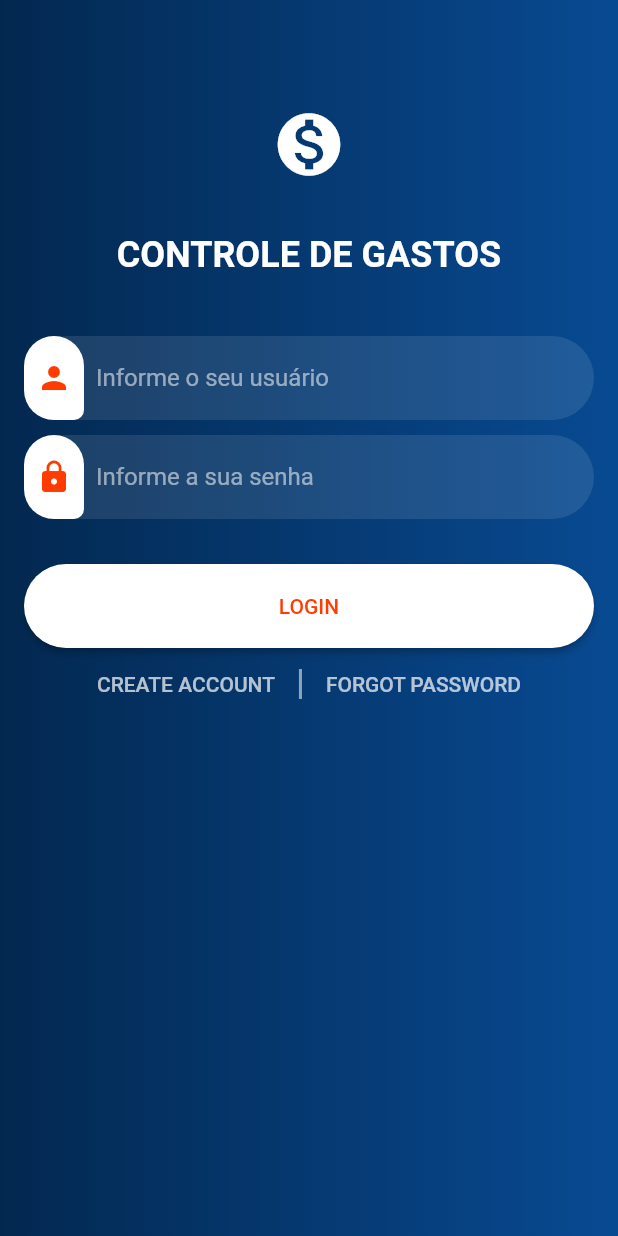
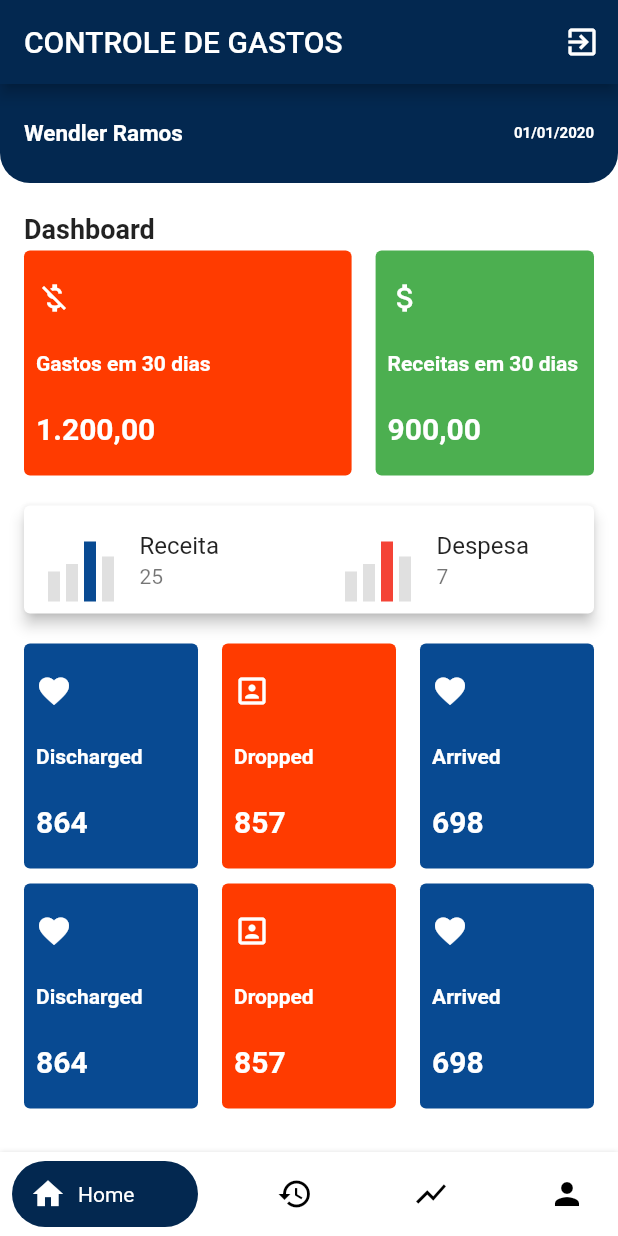
Before and after one commit to wendlerRamos/controlegastos-app, a Flutter app: the screen it shows after launch, after a tap on "LOGIN", on a phone screen of 412 x 824 dp. Run offline on Flutter 3.47's test engine with Material 2 defaults, Android fonts, the phone set to English and light mode, and no system bars.

Commit message:
Config login screen layout and bottom navigation

```diff
--- /dev/null
+++ b/lib/bottom.dart
@@ -0,0 +1,241 @@
+import 'package:controlegastos/screens/auth/login.dart';
+import 'package:controlegastos/screens/dash.dart';
+import 'package:flutter/material.dart';
+import 'dart:async';
+
+class FancyBottomBarPage extends StatefulWidget {
+  @override
+  _FancyBottomBarPageState createState() => _FancyBottomBarPageState();
+}
+
+class _FancyBottomBarPageState extends State<FancyBottomBarPage> {
+  @override
+  void dispose() {
+    indexcontroller.close();
+    super.dispose();
+  }
+
+  final Color _colorBlue = Color.fromARGB(255, 3, 40, 80);
+  final Color _colorLightBlue = Color.fromARGB(255, 8, 74, 146);
+  final Color _colorWhite = Colors.white;
+  final Color _colorOrange = Color.fromARGB(255, 255, 59, 0);
+  final GlobalKey<ScaffoldState> scaffoldKey = GlobalKey<ScaffoldState>();
+
+  PageController pageController = PageController(initialPage: 0);
+  StreamController<int> indexcontroller = StreamController<int>.broadcast();
+  int index = 0;
+  @override
+  Widget build(BuildContext context) {
+    return Scaffold(
+      key: scaffoldKey,
+      appBar: AppBar(
+        title: Text('CONTROLE DE GASTOS'),
+        backgroundColor: _colorBlue,
+        actions: <Widget>[
+          IconButton(
+            icon: const Icon(Icons.exit_to_app),
+            tooltip: 'Sair',
+            onPressed: () {
+              Navigator.of(context).pushReplacement(MaterialPageRoute(
+                  builder: (context) => LoginScreen()));
+            },
+          ),
+        ],
+      ),
+      body: PageView(
+        physics: NeverScrollableScrollPhysics(),
+        onPageChanged: (index) {
+          indexcontroller.add(index);
+        },
+        controller: pageController,
+        children: <Widget>[
+          Center(
+            child: MainDashboard(),
+          ),
+          Center(
+            child: Text('user'),
+          ),
+          Center(
+            child: Text('Security'),
+          ),
+          Center(
+            child: Text('User Info'),
+          ),
+        ],
+      ),
+      bottomNavigationBar: StreamBuilder<Object>(
+          initialData: 0,
+          stream: indexcontroller.stream,
+          builder: (context, snapshot) {
+            int cIndex = snapshot.data;
+            return FancyBottomNavigation(
+              currentIndex: cIndex,
+              items: <FancyBottomNavigationItem>[
+                FancyBottomNavigationItem(
+                    icon: Icon(Icons.home), title: Text('Home')),
+                FancyBottomNavigationItem(
+                    icon: Icon(Icons.history), title: Text('Histórico')),
+                FancyBottomNavigationItem(
+                    icon: Icon(Icons.show_chart), title: Text('Invest.')),
+                FancyBottomNavigationItem(
+                    icon: Icon(Icons.person), title: Text('Usuário')),
+              ],
+              onItemSelected: (int value) {
+                indexcontroller.add(value);
+                pageController.jumpToPage(value);
+              },
+              activeColor: _colorBlue,
+            );
+          }),
+    );
+  }
+}
+
+class FancyBottomNavigation extends StatefulWidget {
+  final int currentIndex;
+  final double iconSize;
+  final Color activeColor;
+  final Color inactiveColor;
+  final Color backgroundColor;
+  final List<FancyBottomNavigationItem> items;
+  final ValueChanged<int> onItemSelected;
+
+  FancyBottomNavigation(
+      {Key key,
+      this.currentIndex = 0,
+      this.iconSize = 24,
+      this.activeColor,
+      this.inactiveColor,
+      this.backgroundColor,
+      @required this.items,
+      @required this.onItemSelected}) {
+    assert(items != null);
+    assert(onItemSelected != null);
+  }
+
+  @override
+  _FancyBottomNavigationState createState() {
+    return _FancyBottomNavigationState(
+        items: items,
+        backgroundColor: backgroundColor,
+        currentIndex: currentIndex,
+        iconSize: iconSize,
+        activeColor: activeColor,
+        inactiveColor: inactiveColor,
+        onItemSelected: onItemSelected);
+  }
+}
+
+class _FancyBottomNavigationState extends State<FancyBottomNavigation> {
+  final int currentIndex;
+  final double iconSize;
+  Color activeColor;
+  Color inactiveColor;
+  Color backgroundColor;
+  List<FancyBottomNavigationItem> items;
+  int _selectedIndex;
+  ValueChanged<int> onItemSelected;
+
+  _FancyBottomNavigationState(
+      {@required this.items,
+      this.currentIndex,
+      this.activeColor,
+      this.inactiveColor = Colors.black,
+      this.backgroundColor,
+      this.iconSize,
+      @required this.onItemSelected}) {
+    _selectedIndex = currentIndex;
+  }
+
+  Widget _buildItem(FancyBottomNavigationItem item, bool isSelected) {
+    return AnimatedContainer(
+      width: isSelected ? 124 : 50,
+      height: double.maxFinite,
+      duration: Duration(milliseconds: 250),
+      padding: EdgeInsets.fromLTRB(12, 8, 12, 8),
+      decoration: !isSelected
+          ? null
+          : BoxDecoration(
+              color: activeColor,
+              borderRadius: BorderRadius.all(Radius.circular(50)),
+            ),
+      child: ListView(
+        shrinkWrap: true,
+        padding: EdgeInsets.all(0),
+        physics: NeverScrollableScrollPhysics(),
+        scrollDirection: Axis.horizontal,
+        children: <Widget>[
+          Row(
+            mainAxisAlignment: MainAxisAlignment.start,
+            crossAxisAlignment: CrossAxisAlignment.center,
+            children: <Widget>[
+              Padding(
+                padding: const EdgeInsets.only(right: 8),
+                child: IconTheme(
+                  data: IconThemeData(
+                      size: iconSize,
+                      color: isSelected ? backgroundColor : inactiveColor),
+                  child: item.icon,
+                ),
+              ),
+              isSelected
+                  ? DefaultTextStyle.merge(
+                      style: TextStyle(color: backgroundColor),
+                      child: item.title,
+                    )
+                  : SizedBox.shrink()
+            ],
+          )
+        ],
+      ),
+    );
+  }
+
+  @override
+  Widget build(BuildContext context) {
+    activeColor =
+        (activeColor == null) ? Theme.of(context).accentColor : activeColor;
+
+    backgroundColor = (backgroundColor == null)
+        ? Theme.of(context).bottomAppBarColor
+        : backgroundColor;
+
+    return Container(
+      width: MediaQuery.of(context).size.width,
+      height: 56,
+      padding: EdgeInsets.only(left: 8, right: 8, top: 6, bottom: 6),
+      decoration: BoxDecoration(
+          color: backgroundColor,
+          boxShadow: [BoxShadow(color: Colors.black12, blurRadius: 2)]),
+      child: Row(
+        mainAxisAlignment: MainAxisAlignment.spaceBetween,
+        children: items.map((item) {
+          var index = items.indexOf(item);
+          return GestureDetector(
+            onTap: () {
+              onItemSelected(index);
+
+              setState(() {
+                _selectedIndex = index;
+              });
+            },
+            child: _buildItem(item, _selectedIndex == index),
+          );
+        }).toList(),
+      ),
+    );
+  }
+}
+
+class FancyBottomNavigationItem {
+  final Icon icon;
+  final Text title;
+
+  FancyBottomNavigationItem({
+    @required this.icon,
+    @required this.title,
+  }) {
+    assert(icon != null);
+    assert(title != null);
+  }
+}
--- a/lib/main.dart
+++ b/lib/main.dart
@@ -1,6 +1,6 @@
 import 'package:controlegastos/screens/auth/login.dart';
 import 'package:flutter/material.dart';
-import 'package:scoped_model/scoped_model.dart';
+//import 'package:scoped_model/scoped_model.dart';
 
 void main() => runApp(MyApp());
 
--- a/lib/screens/auth/login.dart
+++ b/lib/screens/auth/login.dart
@@ -1,18 +1,27 @@
 import 'package:flutter/material.dart';
 
-class LoginScreen extends StatelessWidget {
+import '../../bottom.dart';
 
-  Color _color_blue = Color.fromARGB(255, 3, 40, 80);
-  Color _color_light_blue = Color.fromARGB(255, 8, 74, 146);
-  Color _color_white = Colors.white;
-  Color _color_orange = Color.fromARGB(255, 255, 59, 0);
+class LoginScreen extends StatefulWidget {
+  @override
+  _LoginScreenState createState() => _LoginScreenState();
+}
+
+class _LoginScreenState extends State<LoginScreen> {
+  Color _colorBlue = Color.fromARGB(255, 3, 40, 80);
+
+  Color _colorLightBlue = Color.fromARGB(255, 8, 74, 146);
+
+  Color _colorWhite = Colors.white;
+
+  Color _colorOrange = Color.fromARGB(255, 255, 59, 0);
 
   @override
   Widget build(BuildContext context) {
     return Scaffold(
       body: Container(
         decoration: BoxDecoration(
-            gradient: LinearGradient(colors: [_color_blue, _color_light_blue])),
+            gradient: LinearGradient(colors: [_colorBlue, _colorLightBlue])),
         child: ListView(
           padding: EdgeInsets.all(16.0),
           scrollDirection: Axis.vertical,
@@ -23,7 +32,7 @@ class LoginScreen extends StatelessWidget {
                 child: Icon(
                   Icons.monetization_on,
                   size: 50,
-                  color: _color_white,
+                  color: _colorWhite,
                 )),
             Text(
               "Controle de Gastos".toUpperCase(),
@@ -35,15 +44,14 @@ class LoginScreen extends StatelessWidget {
             ),
             SizedBox(height: 40.0),
             TextField(
-              style: TextStyle(color: _color_white),
-
+              style: TextStyle(color: _colorWhite),
               decoration: InputDecoration(
                 contentPadding: const EdgeInsets.all(16.0),
                 prefixIcon: Container(
                     padding: const EdgeInsets.only(top: 16.0, bottom: 16.0),
                     margin: const EdgeInsets.only(right: 8.0),
                     decoration: BoxDecoration(
-                        color: _color_white,
+                        color: _colorWhite,
                         borderRadius: BorderRadius.only(
                             topLeft: Radius.circular(30.0),
                             bottomLeft: Radius.circular(30.0),
@@ -51,7 +59,7 @@ class LoginScreen extends StatelessWidget {
                             bottomRight: Radius.circular(10.0))),
                     child: Icon(
                       Icons.person,
-                      color: _color_orange,
+                      color: _colorOrange,
                     )),
                 hintText: "Informe o seu usuário",
                 hintStyle: TextStyle(color: Colors.white54),
@@ -64,10 +72,8 @@ class LoginScreen extends StatelessWidget {
             ),
             SizedBox(height: 10.0),
             TextField(
-              style: TextStyle(color: _color_white),
-
+              style: TextStyle(color: _colorWhite),
               decoration: InputDecoration(
-
                 contentPadding: const EdgeInsets.all(16.0),
                 prefixIcon: Container(
                     padding: const EdgeInsets.only(top: 16.0, bottom: 16.0),
@@ -81,7 +87,7 @@ class LoginScreen extends StatelessWidget {
                             bottomRight: Radius.circular(10.0))),
                     child: Icon(
                       Icons.lock,
-                      color: _color_orange,
+                      color: _colorOrange,
                     )),
                 hintText: "Informe a sua senha",
                 hintStyle: TextStyle(color: Colors.white54),
@@ -90,7 +96,6 @@ class LoginScreen extends StatelessWidget {
                     borderSide: BorderSide.none),
                 filled: true,
                 fillColor: Colors.white.withOpacity(0.1),
-
               ),
               obscureText: true,
             ),
@@ -99,21 +104,23 @@ class LoginScreen extends StatelessWidget {
               width: double.infinity,
               child: RaisedButton(
                 color: Colors.white,
-                textColor: _color_orange,
+                textColor: _colorOrange,
                 padding: const EdgeInsets.all(20.0),
                 child: Text("Login".toUpperCase()),
-                onPressed: () {},
+                onPressed: () {
+                  Navigator.of(context).pushReplacement(MaterialPageRoute(
+                      builder: (context) => FancyBottomBarPage()));
+                },
                 shape: RoundedRectangleBorder(
                     borderRadius: BorderRadius.circular(30.0)),
               ),
             ),
-            Spacer(),
             Row(
               mainAxisAlignment: MainAxisAlignment.center,
               children: <Widget>[
                 FlatButton(
                   textColor: Colors.white70,
-                  child: Text("Create Account".toUpperCase()),
+                  child: Text("Criar Conta".toUpperCase()),
                   onPressed: () {},
                 ),
                 Container(
@@ -123,7 +130,7 @@ class LoginScreen extends StatelessWidget {
                 ),
                 FlatButton(
                   textColor: Colors.white70,
-                  child: Text("Forgot Password".toUpperCase()),
+                  child: Text("Esqueci a senha".toUpperCase()),
                   onPressed: () {},
                 ),
               ],
--- /dev/null
+++ b/lib/screens/dash.dart
@@ -0,0 +1,288 @@
+import 'package:flutter/material.dart';
+
+class MainDashboard extends StatefulWidget {
+  @override
+  _MainDashboardState createState() => _MainDashboardState();
+}
+
+class _MainDashboardState extends State<MainDashboard> {
+  final TextStyle whiteText = TextStyle(color: Colors.white);
+
+  final Color _colorBlue = Color.fromARGB(255, 3, 40, 80);
+  final Color _colorLightBlue = Color.fromARGB(255, 8, 74, 146);
+  final Color _colorWhite = Colors.white;
+  final Color _colorOrange = Color.fromARGB(255, 255, 59, 0);
+
+  @override
+  Widget build(BuildContext context) {
+    return Scaffold(
+      backgroundColor: Colors.white,
+      body: _buildBody(context),
+    );
+  }
+
+
+  Widget _buildBody(BuildContext context) {
+    return SingleChildScrollView(
+      child: Column(
+        crossAxisAlignment: CrossAxisAlignment.start,
+        children: <Widget>[
+          _buildHeader(),
+          const SizedBox(height: 20.0),
+          Padding(
+            padding: const EdgeInsets.only(left: 16.0),
+            child: Text(
+              "Dashboard",
+              style: TextStyle(fontWeight: FontWeight.bold, fontSize: 18.0),
+            ),
+          ),
+          const SizedBox(height: 4.0),
+          Padding(
+            padding: const EdgeInsets.symmetric(horizontal: 16.0),
+            child: Row(
+              children: <Widget>[
+                Expanded(
+                  flex: 3,
+                  child: _buildTile(
+                    color: _colorOrange,
+                    icon: Icons.money_off,
+                    title: "Gastos em 30 dias",
+                    data: "1.200,00",
+                  ),
+                ),
+                const SizedBox(width: 16.0),
+                Expanded(
+                  flex: 2,
+                  child: _buildTile(
+                    color: Colors.green,
+                    icon: Icons.attach_money,
+                    title: "Receitas em 30 dias",
+                    data: "900,00",
+                  ),
+                ),
+              ],
+            ),
+          ),
+          const SizedBox(height: 4.0),
+          Card(
+            elevation: 4.0,
+            color: Colors.white,
+            margin: const EdgeInsets.all(16.0),
+            child: Row(
+              children: <Widget>[
+                Expanded(
+                  child: ListTile(
+                    leading: Container(
+                      alignment: Alignment.bottomCenter,
+                      width: 45.0,
+                      child: Row(
+                        crossAxisAlignment: CrossAxisAlignment.end,
+                        children: <Widget>[
+                          Container(
+                            height: 20,
+                            width: 8.0,
+                            color: Colors.grey.shade300,
+                          ),
+                          const SizedBox(width: 4.0),
+                          Container(
+                            height: 25,
+                            width: 8.0,
+                            color: Colors.grey.shade300,
+                          ),
+                          const SizedBox(width: 4.0),
+                          Container(
+                            height: 40,
+                            width: 8.0,
+                            color: _colorLightBlue,
+                          ),
+                          const SizedBox(width: 4.0),
+                          Container(
+                            height: 30,
+                            width: 8.0,
+                            color: Colors.grey.shade300,
+                          ),
+                        ],
+                      ),
+                    ),
+                    title: Text("Receita"),
+                    subtitle: Text("25"),
+                  ),
+                ),
+                VerticalDivider(),
+                Expanded(
+                  child: ListTile(
+                    leading: Container(
+                      alignment: Alignment.bottomCenter,
+                      width: 45.0,
+                      child: Row(
+                        crossAxisAlignment: CrossAxisAlignment.end,
+                        children: <Widget>[
+                          Container(
+                            height: 20,
+                            width: 8.0,
+                            color: Colors.grey.shade300,
+                          ),
+                          const SizedBox(width: 4.0),
+                          Container(
+                            height: 25,
+                            width: 8.0,
+                            color: Colors.grey.shade300,
+                          ),
+                          const SizedBox(width: 4.0),
+                          Container(
+                            height: 40,
+                            width: 8.0,
+                            color: Colors.red,
+                          ),
+                          const SizedBox(width: 4.0),
+                          Container(
+                            height: 30,
+                            width: 8.0,
+                            color: Colors.grey.shade300,
+                          ),
+                        ],
+                      ),
+                    ),
+                    title: Text("Despesa"),
+                    subtitle: Text("7"),
+                  ),
+                ),
+              ],
+            ),
+          ),
+          const SizedBox(height: 4.0),
+          Padding(
+            padding: const EdgeInsets.symmetric(horizontal: 16.0),
+            child: Row(
+              children: <Widget>[
+                Expanded(
+                  child: _buildTile(
+                    color: _colorLightBlue,
+                    icon: Icons.favorite,
+                    title: "Discharged",
+                    data: "864",
+                  ),
+                ),
+                const SizedBox(width: 16.0),
+                Expanded(
+                  child: _buildTile(
+                    color: _colorOrange,
+                    icon: Icons.portrait,
+                    title: "Dropped",
+                    data: "857",
+                  ),
+                ),
+                const SizedBox(width: 16.0),
+                Expanded(
+                  child: _buildTile(
+                    color: _colorLightBlue,
+                    icon: Icons.favorite,
+                    title: "Arrived",
+                    data: "698",
+                  ),
+                ),
+              ],
+            ),
+          ),
+          const SizedBox(height: 10.0),
+          Padding(
+            padding: const EdgeInsets.symmetric(horizontal: 16.0),
+            child: Row(
+              children: <Widget>[
+                Expanded(
+                  child: _buildTile(
+                    color: _colorLightBlue,
+                    icon: Icons.favorite,
+                    title: "Discharged",
+                    data: "864",
+                  ),
+                ),
+                const SizedBox(width: 16.0),
+                Expanded(
+                  child: _buildTile(
+                    color: _colorOrange,
+                    icon: Icons.portrait,
+                    title: "Dropped",
+                    data: "857",
+                  ),
+                ),
+                const SizedBox(width: 16.0),
+                Expanded(
+                  child: _buildTile(
+                    color: _colorLightBlue,
+                    icon: Icons.favorite,
+                    title: "Arrived",
+                    data: "698",
+                  ),
+                ),
+              ],
+            ),
+          ),
+        ],
+      ),
+    );
+  }
+
+  Container _buildHeader() {
+    return Container(
+      padding: const EdgeInsets.fromLTRB(0, 5.0, 0, 5.0),
+      decoration: BoxDecoration(
+        borderRadius: BorderRadius.only(
+          bottomLeft: Radius.circular(20.0),
+          bottomRight: Radius.circular(20.0),
+        ),
+        color: _colorBlue,
+      ),
+      child: Column(
+        crossAxisAlignment: CrossAxisAlignment.start,
+        children: <Widget>[
+          ListTile(
+            title: Text(
+              "Wendler Ramos",
+              style: whiteText.copyWith(
+                  fontWeight: FontWeight.bold, fontSize: 15.0),
+            ),
+
+            trailing: Text(
+              "01/01/2020",
+              style: whiteText.copyWith(
+                  fontWeight: FontWeight.bold, fontSize: 10.0),
+                  textAlign: TextAlign.end,
+            ),
+          ),
+        ],
+      ),
+    );
+  }
+
+  Container _buildTile(
+      {Color color, IconData icon, String title, String data}) {
+    return Container(
+      padding: const EdgeInsets.all(8.0),
+      height: 150.0,
+      decoration: BoxDecoration(
+        borderRadius: BorderRadius.circular(4.0),
+        color: color,
+      ),
+      child: Column(
+        crossAxisAlignment: CrossAxisAlignment.start,
+        mainAxisAlignment: MainAxisAlignment.spaceAround,
+        children: <Widget>[
+          Icon(
+            icon,
+            color: Colors.white,
+          ),
+          Text(
+            title,
+            style: whiteText.copyWith(fontWeight: FontWeight.bold),
+          ),
+          Text(
+            data,
+            style:
+                whiteText.copyWith(fontWeight: FontWeight.bold, fontSize: 20.0),
+          ),
+        ],
+      ),
+    );
+  }
+}
--- a/pubspec.yaml
+++ b/pubspec.yaml
@@ -29,6 +29,7 @@ dependencies:
   # Use with the CupertinoIcons class for iOS style icons.
   cupertino_icons: ^0.1.3
   scoped_model: ^1.0.1
+  async: ^2.4.1
 
 dev_dependencies:
   flutter_test:
```
